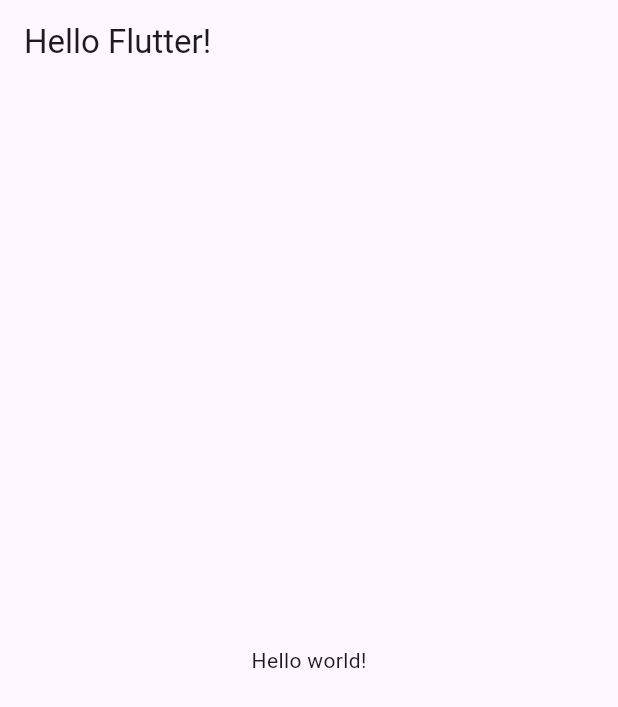
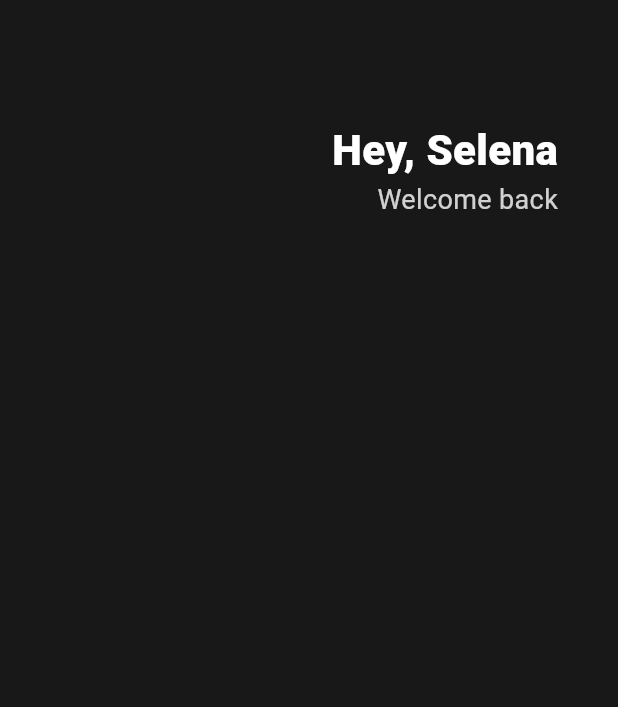
Before and after one commit to byol-han/study-dart-flutter, a Flutter app: the screen it shows after launch, on a phone screen of 412 x 824 dp. Shown: the top 707 px of the screen. Run offline on Flutter 3.47's test engine with Material 3 defaults, Android fonts, the phone set to English and light mode, and no system bars.

Commit message:
header, buttons section in progress

```diff
--- a/lib/main.dart
+++ b/lib/main.dart
@@ -12,8 +12,42 @@ class App extends StatelessWidget {
   Widget build(BuildContext context) {
     return MaterialApp(
       home: Scaffold(
-        appBar: AppBar(title: Text('Hello Flutter!')), //AppBar
-        body: Center(child: Text('Hello world!')),
+        backgroundColor: Color(0xff181818),
+        body: Padding(
+          // padding: EdgeInsets.all(10),
+          // padding: EdgeInsets.only(right: 10),
+          padding: EdgeInsets.symmetric(horizontal: 40),
+          child: Column(
+            children: [
+              SizedBox(height: 80),
+              Row(
+                mainAxisAlignment: MainAxisAlignment.end,
+                children: [
+                  Column(
+                    crossAxisAlignment: CrossAxisAlignment.end,
+                    children: [
+                      Text(
+                        'Hey, Selena',
+                        style: TextStyle(
+                          color: Colors.white,
+                          fontSize: 28,
+                          fontWeight: FontWeight.w800,
+                        ),
+                      ),
+                      Text(
+                        'Welcome back',
+                        style: TextStyle(
+                          color: Colors.white.withOpacity(0.8),
+                          fontSize: 18,
+                        ),
+                      ),
+                    ],
+                  ),
+                ],
+              ),
+            ],
+          ),
+        ),
       ),
     );
     // return CupertinoApp();
```
